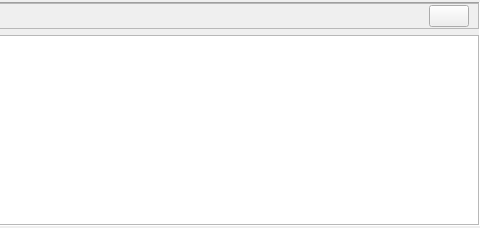
Qt form personal_programs/visuals/visuals/man_coord/coordfactorwidget.ui (grigp/a-analyser) before a commit; both pictures show x 302 to 782 and y 0 to 228 of the 782 by 228 pixel window.
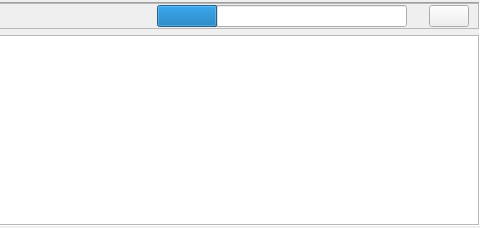
The same form after that commit. Icons and pictures are not drawn.

Commit message: Визуализация процентов по показателям координированности в виде диаграммы

What changed in the file:
```diff
--- a/personal_programs/visuals/visuals/man_coord/coordfactorwidget.ui
+++ b/personal_programs/visuals/visuals/man_coord/coordfactorwidget.ui
@@ -78,6 +78,37 @@
            </property>
           </widget>
          </item>
+         <item>
+          <widget class="QProgressBar" name="pbValue">
+           <property name="sizePolicy">
+            <sizepolicy hsizetype="Fixed" vsizetype="Fixed">
+             <horstretch>0</horstretch>
+             <verstretch>0</verstretch>
+            </sizepolicy>
+           </property>
+           <property name="minimumSize">
+            <size>
+             <width>250</width>
+             <height>0</height>
+            </size>
+           </property>
+           <property name="maximumSize">
+            <size>
+             <width>250</width>
+             <height>16777215</height>
+            </size>
+           </property>
+           <property name="value">
+            <number>24</number>
+           </property>
+           <property name="textVisible">
+            <bool>false</bool>
+           </property>
+           <property name="invertedAppearance">
+            <bool>false</bool>
+           </property>
+          </widget>
+         </item>
          <item>
           <widget class="QWidget" name="wgtDiag" native="true">
            <property name="sizePolicy">
@@ -88,13 +119,13 @@
            </property>
            <property name="minimumSize">
             <size>
-             <width>250</width>
+             <width>10</width>
              <height>0</height>
             </size>
            </property>
            <property name="maximumSize">
             <size>
-             <width>250</width>
+             <width>10</width>
              <height>16777215</height>
             </size>
            </property>
```
The commit also changes 1 other file.
